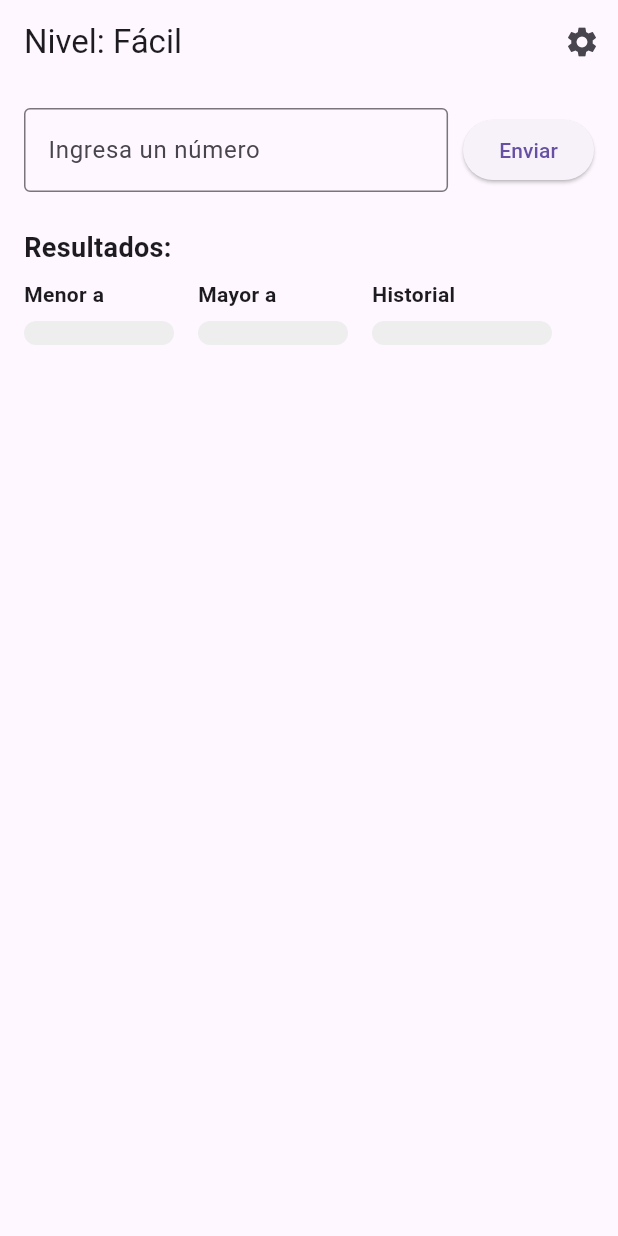
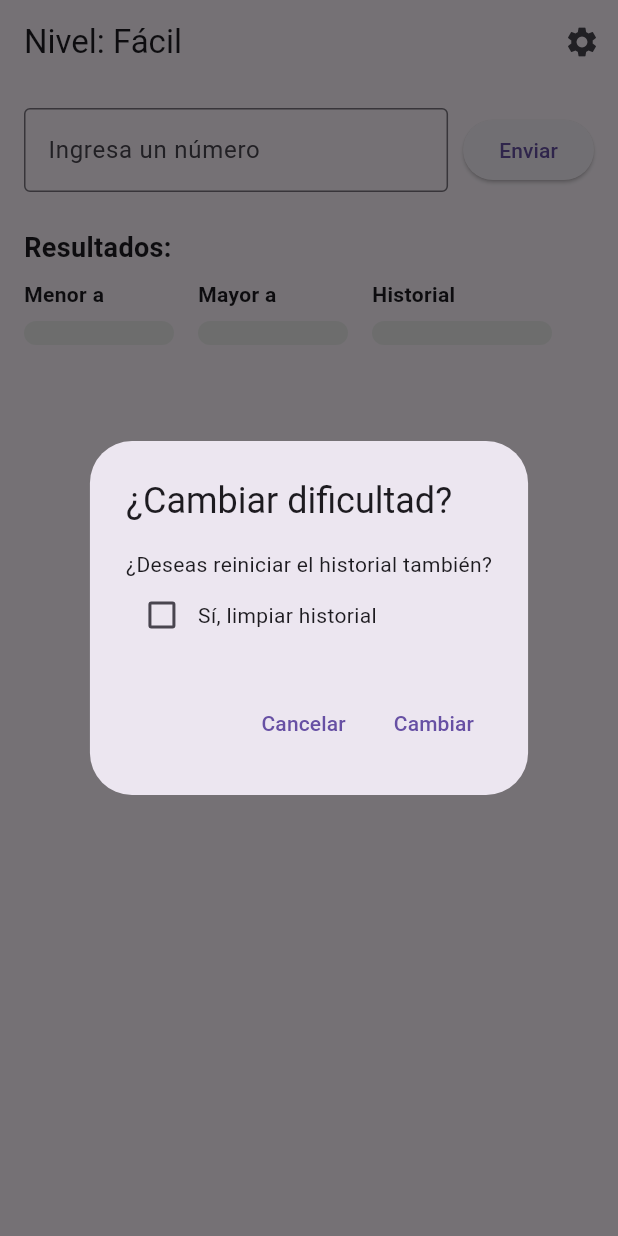
Before and after one commit to Ezdras01/numero_secreto_flutter, a Flutter app: the screen it shows after launch, after a tap on the "settings" icon, on a phone screen of 412 x 824 dp. Run offline on Flutter 3.47's test engine with Material 3 defaults, Android fonts, the phone set to English and light mode, and no system bars.

Commit message:
feat: Agregar cambio de dificultad con confirmación y limpieza opcional del historial
se agrego un botón de configuración para poder cambiar la dificultad del juego, se agrego un cuadro de dialogo para preguntar si quiere borrar el historial

```diff
--- a/numero_secreto_flutter/lib/main.dart
+++ b/numero_secreto_flutter/lib/main.dart
@@ -52,8 +52,8 @@
   // ================== Función para enviar número ==================
   void _enviarNumero() {
     final entrada = _campoNumero.text;
+    final error = ValidadorEntrada.validar(entrada, _controlador.dificultad);
 
-    final error = ValidadorEntrada.validar(entrada, _controlador.dificultad);
     if (error != null) {
       _mostrarAlerta(error);
       return;
@@ -64,7 +64,6 @@
 
     setState(() {
       _campoNumero.clear();
-
       if (_controlador.juegoTerminado) {
         _mensajeFinal = resultado.tipo == TipoResultado.correcto
             ? '¡Adivinaste el número! 🎉'
@@ -90,7 +89,85 @@
     );
   }
 
-  // ================== Interfaz ==================
+  // ================== Diálogo de confirmación ==================
+  void _mostrarDialogoConfirmacionDificultad() {
+    bool limpiarHistorial = false;
+
+    showDialog(
+      context: context,
+      builder: (_) {
+        return StatefulBuilder(
+          builder: (context, setStateDialog) {
+            return AlertDialog(
+              title: const Text('¿Cambiar dificultad?'),
+              content: Column(
+                mainAxisSize: MainAxisSize.min,
+                children: [
+                  const Text('¿Deseas reiniciar el historial también?'),
+                  Row(
+                    children: [
+                      Checkbox(
+                        value: limpiarHistorial,
+                        onChanged: (valor) {
+                          setStateDialog(() {
+                            limpiarHistorial = valor!;
+                          });
+                        },
+                      ),
+                      const Text('Sí, limpiar historial')
+                    ],
+                  ),
+                ],
+              ),
+              actions: [
+                TextButton(
+                  onPressed: () => Navigator.pop(context),
+                  child: const Text('Cancelar'),
+                ),
+                TextButton(
+                  onPressed: () {
+                    Navigator.pop(context);
+                    _mostrarSelectorDificultad(limpiarHistorial);
+                  },
+                  child: const Text('Cambiar'),
+                ),
+              ],
+            );
+          },
+        );
+      },
+    );
+  }
+
+  void _mostrarSelectorDificultad(bool limpiarHistorial) {
+    showModalBottomSheet(
+      context: context,
+      builder: (_) {
+        return Column(
+          mainAxisSize: MainAxisSize.min,
+          children: NivelDificultad.values.map((nivel) {
+            final nombre = Dificultad.desdeNivel(nivel).obtenerNombre();
+            return ListTile(
+              title: Text(nombre),
+              onTap: () {
+                Navigator.pop(context);
+                setState(() {
+                  _nivelActual = nivel;
+                  _controlador.iniciarJuego(nivel);
+                  _campoNumero.clear();
+                  _mensajeFinal = null;
+                  if (limpiarHistorial) {
+                    _controlador.limpiarHistorial();
+                  }
+                });
+              },
+            );
+          }).toList(),
+        );
+      },
+    );
+  }
+
   @override
   Widget build(BuildContext context) {
     final dificultad = _controlador.dificultad;
@@ -101,9 +178,7 @@
         actions: [
           IconButton(
             icon: const Icon(Icons.settings),
-            onPressed: () {
-              // Aquí más adelante pondremos el cambio de nivel
-            },
+            onPressed: _mostrarDialogoConfirmacionDificultad,
           ),
         ],
       ),
```
